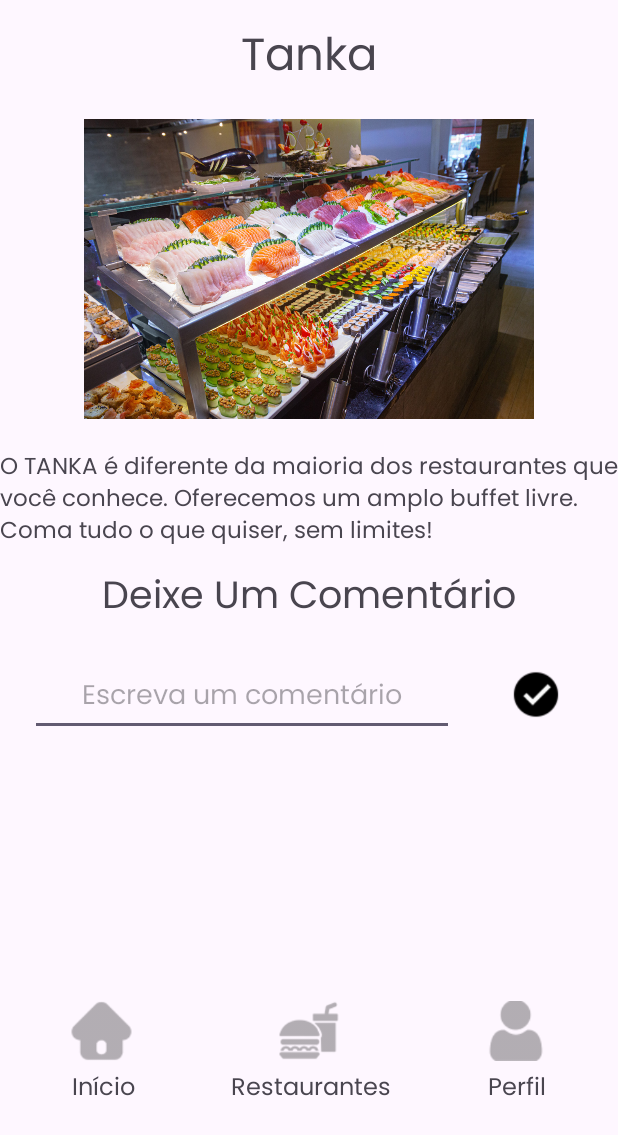
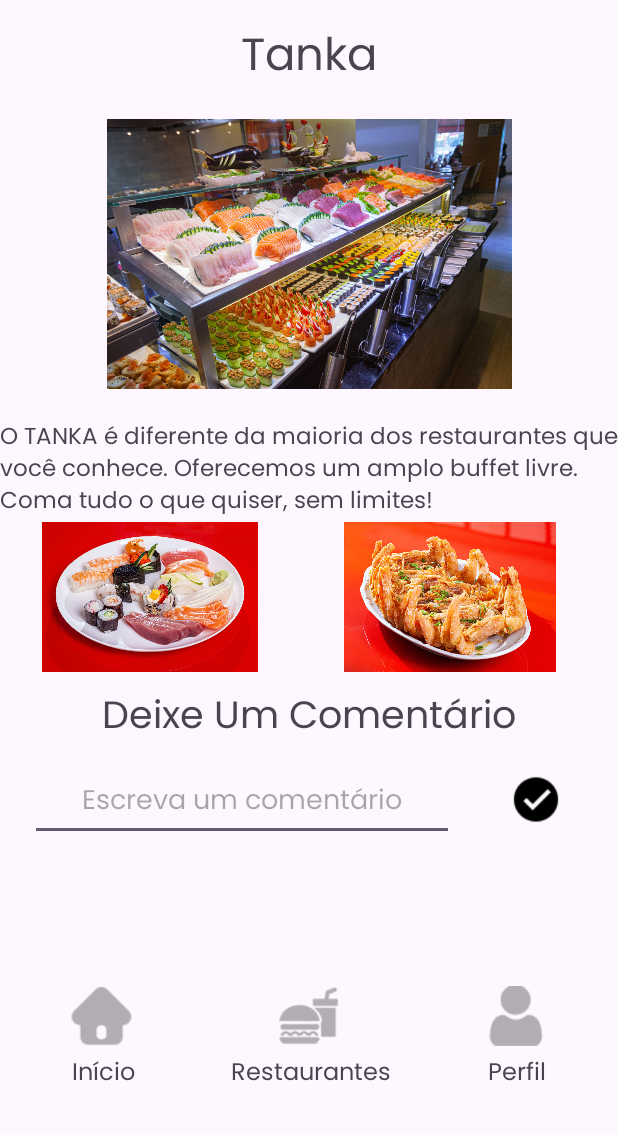
Before and after one commit to JoaoFGalliano/LibertFy, an Android app: the Comentarios screen opened directly, with no data from a screen before it, on a phone screen of 412 x 824 dp. Shown: the top 1135 px of the screen. Run offline under Robolectric (Android 15) with nearby library versions, the phone set to English and light mode, and no system bars.

Commit message:
Imagens de prqta

```diff
--- a/app/src/main/res/layout/activity_comentarios.xml
+++ b/app/src/main/res/layout/activity_comentarios.xml
@@ -27,7 +27,7 @@
             <ImageView
                 android:id="@+id/etRest"
                 android:layout_width="match_parent"
-                android:layout_height="200dp"
+                android:layout_height="180dp"
                 android:layout_marginTop="20dp"
                 android:src="@drawable/tanka"></ImageView>
 
@@ -41,6 +41,23 @@
                 android:layout_marginTop="20dp"
                 android:textAlignment="textStart"
                 android:text="@string/com_tanka"></TextView>
+<LinearLayout
+    android:layout_width="match_parent"
+    android:layout_height="wrap_content"
+    >
+    <ImageView
+        android:id="@+id/imPrato1"
+        android:layout_width="200dp"
+        android:layout_height="100dp"
+        android:src="@drawable/sushi">
+    </ImageView>
+    <ImageView
+        android:id="@+id/imPrato2"
+        android:layout_width="200dp"
+        android:layout_height="100dp"
+        android:src="@drawable/lagostim">
+    </ImageView>
+</LinearLayout>
 
             <TextView
                 style="@style/fonte_padrao"
@@ -64,7 +81,7 @@
                 android:id="@+id/etComent"
                 android:layout_width="wrap_content"
                 android:layout_height="wrap_content"
-                android:layout_marginTop="20dp"
+                android:layout_marginTop="10dp"
                 android:layout_weight="1"
                 android:fontFamily="@font/poppins_reg"
                 android:hint="Escreva um comentário"
@@ -74,7 +91,7 @@
                 android:id="@+id/icOk"
                 android:layout_width="wrap_content"
                 android:layout_height="35dp"
-                android:layout_marginTop="25dp"
+                android:layout_marginTop="15dp"
                 android:layout_weight="1"
                 android:src="@drawable/ok"></ImageView>
         </LinearLayout>
@@ -97,7 +114,7 @@
             android:id="@+id/tvComentario"
             android:layout_width="match_parent"
             android:layout_height="wrap_content"
-            android:layout_marginTop="20dp"
+            android:layout_marginTop="10dp"
             android:fontFamily="@font/poppins_reg"
             android:textSize="20sp"
             android:visibility="invisible">
@@ -107,7 +124,6 @@
         <LinearLayout
             android:layout_width="match_parent"
             android:layout_height="wrap_content"
-            android:layout_marginTop="70dp"
             android:layout_marginBottom="5dp">
 
             <ImageView
```
Also changed, not shown: app/src/main/res/drawable/lagostim.jpg (added), app/src/main/res/drawable/sushi.jpg (added).
